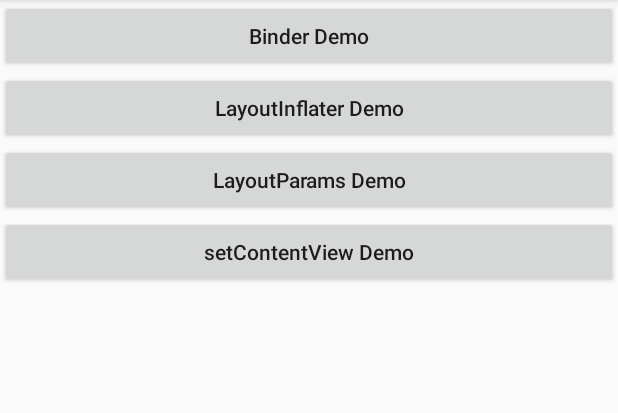
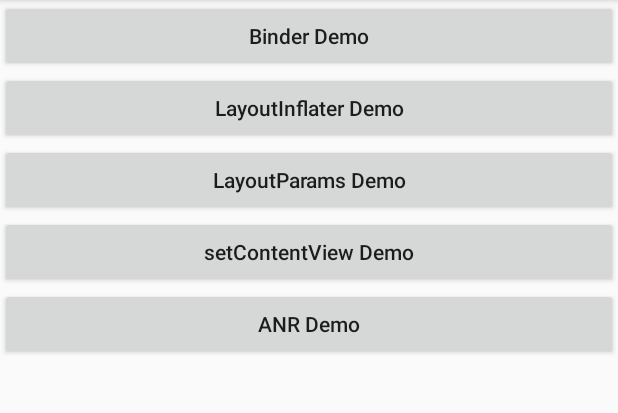
Before and after one commit to shadowwingz/AndroidLifeDemo, an Android app: the screen it shows after launch (MainActivity), on a phone screen of 412 x 824 dp, the part 84-497 px from its top. Run offline under Robolectric (Android 15) with nearby library versions, the phone set to English and light mode, and no system bars.

Commit message:
[Add]Add ANR Demo

```diff
--- a/AndroidLifeDemo/app/src/main/java/com/shadowwingz/androidlifedemo/MainActivity.java
+++ b/AndroidLifeDemo/app/src/main/java/com/shadowwingz/androidlifedemo/MainActivity.java
@@ -1,8 +1,9 @@
 package com.shadowwingz.androidlifedemo;
 
 import android.content.Intent;
+import android.os.Bundle;
+import android.os.SystemClock;
 import android.support.v7.app.AppCompatActivity;
-import android.os.Bundle;
 import android.view.View;
 
 import com.shadowwingz.androidlifedemo.binderdemo.BookManagerActivity;
@@ -44,5 +45,34 @@ public class MainActivity extends AppCompatActivity {
                 startActivity(new Intent(MainActivity.this, EmptyActivity.class));
             }
         });
+
+        findViewById(R.id.btn_anr_demo).setOnClickListener(new View.OnClickListener() {
+            @Override
+            public void onClick(View v) {
+                // 第一次 anr 情况
+                testANR1();
+            }
+        });
+
+        // 第二种情况
+//        new Thread(new Runnable() {
+//            @Override
+//            public void run() {
+//                testANR2();
+//            }
+//        }).start();
+//        SystemClock.sleep(5000);
+//        initView();
+    }
+
+    private void testANR1() {
+        SystemClock.sleep(30 * 1000);
+    }
+
+    private synchronized void testANR2() {
+        SystemClock.sleep(30000 * 1000);
+    }
+
+    private synchronized void initView() {
     }
 }
--- a/AndroidLifeDemo/app/src/main/java/com/shadowwingz/androidlifedemo/binderdemo/BookManagerActivity.java
+++ b/AndroidLifeDemo/app/src/main/java/com/shadowwingz/androidlifedemo/binderdemo/BookManagerActivity.java
@@ -4,10 +4,10 @@ import android.content.ComponentName;
 import android.content.Context;
 import android.content.Intent;
 import android.content.ServiceConnection;
+import android.os.Bundle;
 import android.os.IBinder;
 import android.os.RemoteException;
 import android.support.v7.app.AppCompatActivity;
-import android.os.Bundle;
 
 import com.shadowwingz.androidlifedemo.R;
 import com.shadowwingz.androidlifedemo.utils.LogUtil;
--- a/AndroidLifeDemo/app/src/main/res/layout/activity_main.xml
+++ b/AndroidLifeDemo/app/src/main/res/layout/activity_main.xml
@@ -39,6 +39,13 @@
             android:layout_height="wrap_content"
             android:text="setContentView Demo"
             android:textAllCaps="false"/>
+
+        <Button
+            android:id="@+id/btn_anr_demo"
+            android:layout_width="match_parent"
+            android:layout_height="wrap_content"
+            android:text="ANR Demo"
+            android:textAllCaps="false"/>
     </LinearLayout>
 
 </ScrollView>
--- a/AndroidLifeDemo/build.gradle
+++ b/AndroidLifeDemo/build.gradle
@@ -12,7 +12,7 @@ buildscript {
     ]
 
     ext.deps = [
-            android: [
+            android : [
                     support: [
                             'appcompat' : "com.android.support:appcompat-v7:${versions.supportLibrary}",
                             'constraint': 'com.android.support.constraint:constraint-layout:1.0.2',
@@ -22,7 +22,7 @@ buildscript {
                             ]
                     ]
             ],
-            junit  : 'junit:junit:4.12',
+            junit   : 'junit:junit:4.12',
     ]
 
     repositories {
```
